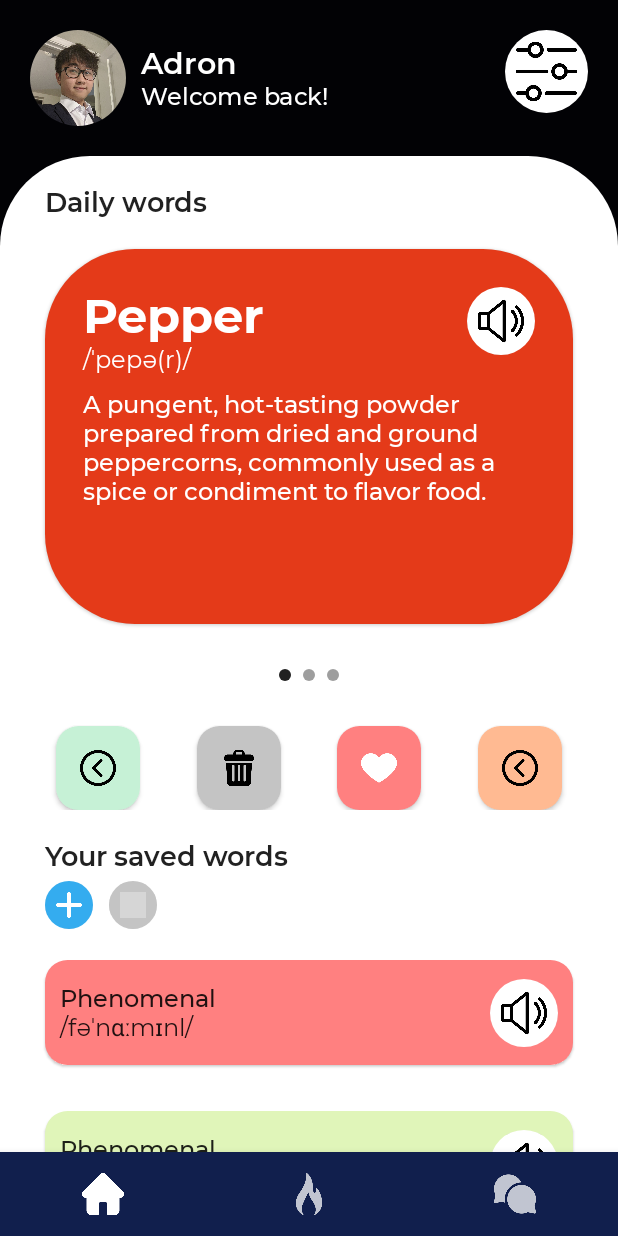
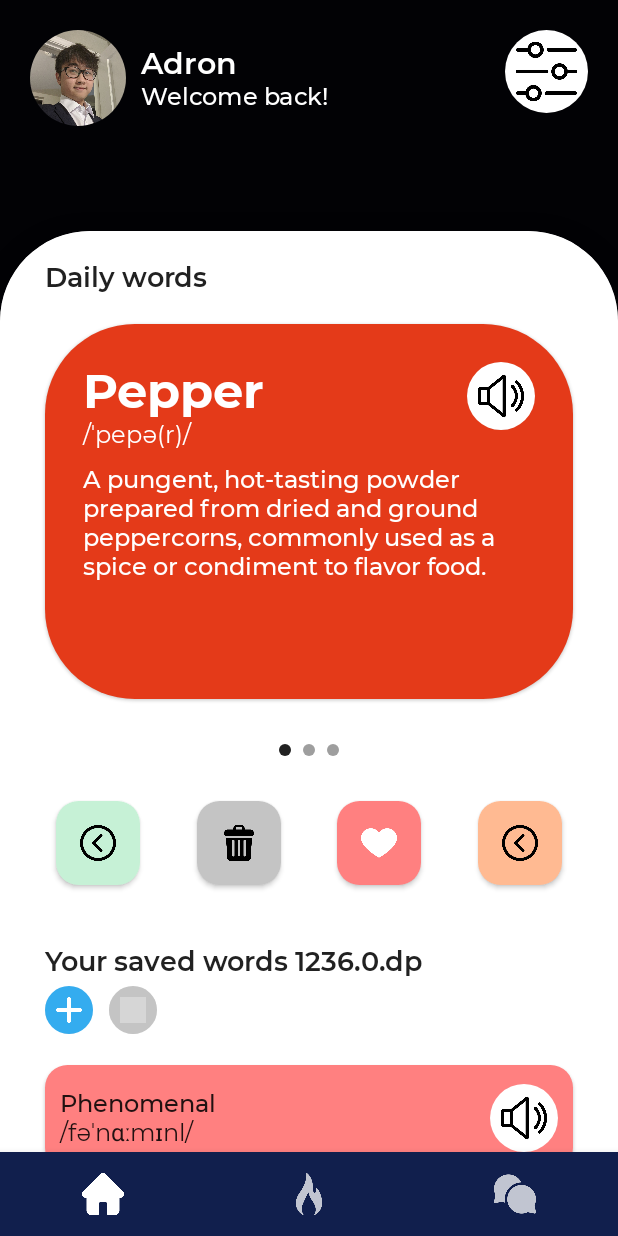
Before and after one commit to dtnguyn/Pawn, an Android app built with Jetpack Compose: the screen it shows after launch (MainActivity), on a phone screen of 412 x 824 dp. Run offline under Robolectric (Android 15) with nearby library versions, the phone set to English and light mode, and no system bars; our stand-ins replace accompanist; 1 statement that could not run was skipped; grey boxes are pictures that could not be loaded.

```diff
--- a/mobile/android/app/src/main/java/com/nguyen/pawn/ui/PawnApp.kt
+++ b/mobile/android/app/src/main/java/com/nguyen/pawn/ui/PawnApp.kt
@@ -1,5 +1,6 @@
 package com.nguyen.pawn.ui
 
+import androidx.compose.foundation.ExperimentalFoundationApi
 import androidx.compose.foundation.layout.height
 import androidx.compose.foundation.layout.width
 import androidx.compose.material.*
@@ -19,6 +20,8 @@ import com.nguyen.pawn.ui.screens.HomeScreen
 import com.nguyen.pawn.ui.theme.PawnTheme
 import com.nguyen.pawn.ui.utils.BottomNavigationScreens
 
+@ExperimentalFoundationApi
+@OptIn(ExperimentalMaterialApi::class)
 @Composable
 fun PawnApp() {
 
--- /dev/null
+++ b/mobile/android/app/src/main/java/com/nguyen/pawn/ui/components/DailyWordSection.kt
@@ -0,0 +1,64 @@
+package com.nguyen.pawn.ui.components
+
+import androidx.compose.foundation.layout.*
+import androidx.compose.material.Text
+import androidx.compose.runtime.Composable
+import androidx.compose.ui.Alignment
+import androidx.compose.ui.Modifier
+import androidx.compose.ui.unit.dp
+import androidx.compose.ui.unit.sp
+import com.google.accompanist.pager.ExperimentalPagerApi
+import com.google.accompanist.pager.HorizontalPager
+import com.google.accompanist.pager.HorizontalPagerIndicator
+import com.google.accompanist.pager.PagerState
+import com.nguyen.pawn.R
+import com.nguyen.pawn.model.Word
+import com.nguyen.pawn.ui.theme.*
+
+@OptIn(ExperimentalPagerApi::class)
+@Composable
+fun DailyWordSection(pagerState: PagerState, words: List<Word>) {
+    Column {
+        Text(
+            text = "Daily words",
+            modifier = Modifier.padding(
+                horizontal = 30.dp,
+                vertical = 20.dp
+            ),
+            style = Typography.h6,
+            fontSize = 18.sp
+
+        )
+
+        HorizontalPager(
+            state = pagerState,
+            modifier = Modifier.fillMaxWidth()
+        ) { page ->
+            DailyWordCard(
+                word = words[page].value,
+                definition = words[page].definition,
+                pronunciation = words[page].pronunciation
+            )
+        }
+        HorizontalPagerIndicator(
+            pagerState = pagerState,
+            modifier = Modifier
+                .align(Alignment.CenterHorizontally)
+                .padding(top = 30.dp, bottom = 10.dp)
+        )
+
+
+        Row(
+            horizontalArrangement = Arrangement.SpaceEvenly,
+            modifier = Modifier
+                .fillMaxWidth()
+                .padding(vertical = 20.dp)
+        ) {
+            DailyWordButton(LightGreen, R.drawable.next2, onClick = {})
+            DailyWordButton(Grey, R.drawable.trash, onClick = {})
+            DailyWordButton(LightRed, R.drawable.heart, onClick = {})
+            DailyWordButton(LightOrange, R.drawable.next2, onClick = {})
+        }
+
+    }
+}
--- a/mobile/android/app/src/main/java/com/nguyen/pawn/ui/screens/HomeScreen.kt
+++ b/mobile/android/app/src/main/java/com/nguyen/pawn/ui/screens/HomeScreen.kt
@@ -1,15 +1,12 @@
 package com.nguyen.pawn.ui.screens
 
+import android.content.res.Resources
+import androidx.compose.foundation.BorderStroke
 import androidx.compose.foundation.ExperimentalFoundationApi
 import androidx.compose.foundation.background
 import androidx.compose.foundation.layout.*
 import androidx.compose.foundation.lazy.LazyColumn
 import androidx.compose.foundation.shape.RoundedCornerShape
-import androidx.compose.material.Card
-import androidx.compose.material.Scaffold
-import androidx.compose.material.Surface
-import androidx.compose.material.Text
-import androidx.compose.runtime.Composable
 import androidx.compose.ui.Alignment
 import androidx.compose.ui.Modifier
 import androidx.compose.ui.tooling.preview.Preview
@@ -24,8 +21,23 @@ import com.nguyen.pawn.model.Word
 import com.nguyen.pawn.ui.components.*
 import com.nguyen.pawn.ui.theme.*
 import androidx.compose.foundation.lazy.items
+import androidx.compose.foundation.shape.CircleShape
+import androidx.compose.material.*
+import androidx.compose.material.icons.Icons
+import androidx.compose.material.icons.filled.Favorite
+import androidx.compose.material.icons.filled.Menu
+import androidx.compose.runtime.*
+import androidx.compose.ui.draw.alpha
+import androidx.compose.ui.draw.clip
 import androidx.compose.ui.graphics.Color
+import androidx.compose.ui.layout.onSizeChanged
+import androidx.compose.ui.unit.Dp
+import androidx.compose.ui.unit.IntSize
+import androidx.lifecycle.MutableLiveData
+import com.google.android.material.bottomsheet.BottomSheetBehavior
+import kotlinx.coroutines.launch
 
+@ExperimentalMaterialApi
 @ExperimentalFoundationApi
 @OptIn(ExperimentalPagerApi::class)
 @Preview
@@ -111,70 +123,52 @@ fun HomeScreen() {
         )
 
     val pagerState = rememberPagerState(pageCount = words.size)
+    var height = remember { MutableLiveData<Dp>() }
 
     Surface(
         color = AlmostBlack,
     ) {
         Scaffold(
             Modifier
-                .fillMaxHeight()
+//                .fillMaxHeight()
                 .fillMaxWidth()
+                .onSizeChanged {
+                    height.value = it.height.dp
+                }
         ) {
-            Column {
-                HomeAppBar()
+
+            Column() {
+                val scope = rememberCoroutineScope()
+                val bottomSheetScaffoldState = rememberBottomSheetScaffoldState(
+                    bottomSheetState = rememberBottomSheetState(
+                        initialValue = BottomSheetValue.Collapsed
+                    )
+                )
+                BottomSheetScaffold(
+                    sheetShape = RoundedCornerShape(topStart = 60.dp, topEnd = 60.dp),
+                    sheetContent = {
                         Card(
                             shape = RoundedCornerShape(topStart = 60.dp, topEnd = 60.dp),
                             modifier = Modifier
                                 .fillMaxWidth()
                                 .fillMaxHeight(),
-                    elevation = 10.dp
+                            elevation = 10.dp,
+
                         ) {
                             LazyColumn(Modifier.padding(bottom = 50.dp)) {
                                 item {
-                            Column {
-                                Text(
-                                    text = "Daily words",
-                                    modifier = Modifier.padding(horizontal = 30.dp, vertical = 20.dp),
-                                    style = Typography.h6,
-                                    fontSize = 18.sp
-
-                                )
-
-                                HorizontalPager(
-                                    state = pagerState,
-                                    modifier = Modifier.fillMaxWidth()
-                                ) { page ->
-                                    DailyWordCard(
-                                        word = words[page].value,
-                                        definition = words[page].definition,
-                                        pronunciation = words[page].pronunciation
-                                    )
-                                }
-                                HorizontalPagerIndicator(
-                                    pagerState = pagerState,
-                                    modifier = Modifier
-                                        .align(Alignment.CenterHorizontally)
-                                        .padding(30.dp)
-                                )
-
-
-                                Row(
-                                    horizontalArrangement = Arrangement.SpaceEvenly,
-                                    modifier = Modifier.fillMaxWidth()
-                                ) {
-                                    DailyWordButton(LightGreen, R.drawable.next2, onClick = {})
-                                    DailyWordButton(Grey, R.drawable.trash, onClick = {})
-                                    DailyWordButton(LightRed, R.drawable.heart, onClick = {})
-                                    DailyWordButton(LightOrange, R.drawable.next2, onClick = {})
-                                }
-
-                            }
+                                    DailyWordSection(pagerState = pagerState, words = words)
                                 }
 
                                 stickyHeader {
-                            Column(Modifier.background(Color.White).padding(start = 30.dp, top = 20.dp).fillMaxWidth()) {
+                                    Column(
+                                        Modifier
+                                            .background(Color.White)
+                                            .padding(start = 30.dp, top = 20.dp)
+                                            .fillMaxWidth()
+                                    ) {
                                         Text(
-                                    text = "Your saved words",
+                                            text = "Your saved words ${Resources.getSystem().displayMetrics.heightPixels.dp}",
                                             style = Typography.h6,
                                             fontSize = 18.sp
                                         )
@@ -195,16 +189,50 @@ fun HomeScreen() {
                                     }
                                 }
 
-                        items(savedWords.size){index ->
-                            SavedWordItem(word = savedWords[index].value, pronunciation = savedWords[index].pronunciation, index = index)
+                                items(savedWords.size) { index ->
+                                    SavedWordItem(
+                                        word = savedWords[index].value,
+                                        pronunciation = savedWords[index].pronunciation,
+                                        index = index
+                                    )
                                 }
                             }
+                        }
+                    },
+                    scaffoldState = bottomSheetScaffoldState,
+                    topBar = {
+                        HomeAppBar()
+                    },
+
+                    sheetPeekHeight = 670.dp,
+                    drawerContent = {
+                        Column(
+                            Modifier
+                                .fillMaxWidth()
+                                .padding(16.dp)
+                                .background(Purple200),
+                            horizontalAlignment = Alignment.CenterHorizontally
+                        ) {
+                            Text("Drawer content")
+                            Spacer(Modifier.height(20.dp))
+                            Button(onClick = { scope.launch { bottomSheetScaffoldState.drawerState.close() } }) {
+                                Text("Click to close drawer")
+                            }
+                        }
+                    }
+                ) { innerPadding ->
 
                 }
 
 
-            }
+
+
+
+
+
+
 
             }
         }
     }
+}
```
Lines whose indentation alone changed are shown as unchanged.
